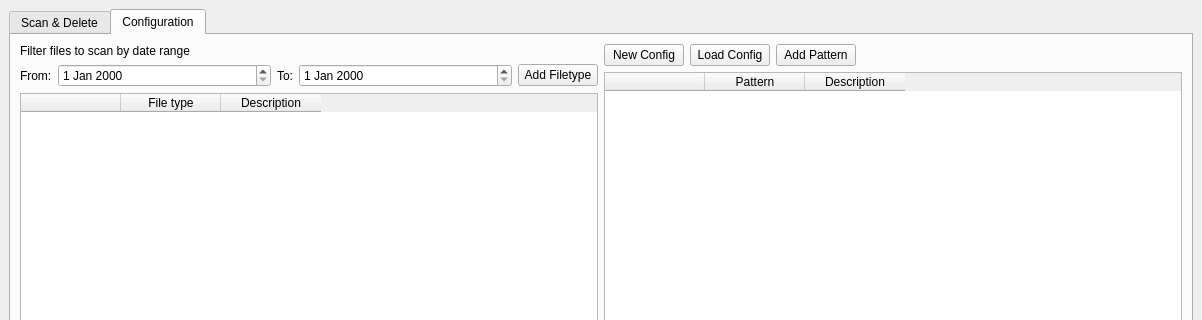
First picture: the form in src/mainwindow.ui, repository Olafseisler/sensitive-data-deleter, before the edit; both pictures show x 0 to 1202 and y 0 to 320 of the 1202 by 555 pixel window.
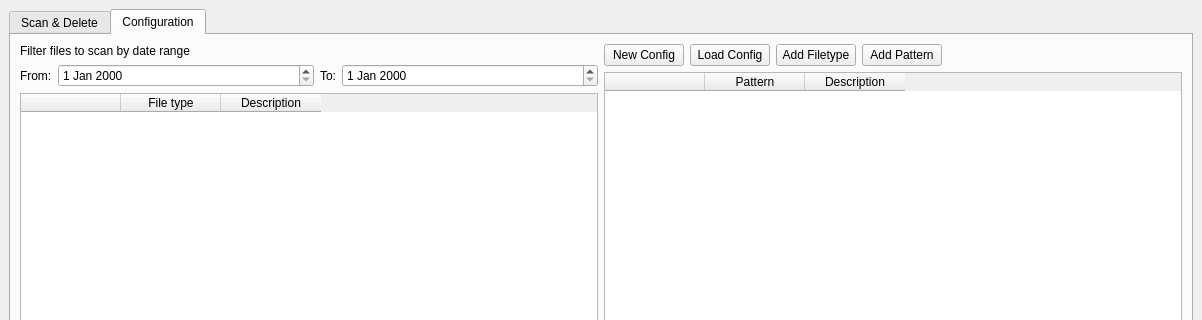
Second picture: the form after the edit.

Commit message: Fixed the scan problem reporting messages.

What changed in the file:
```diff
--- a/src/mainwindow.ui
+++ b/src/mainwindow.ui
@@ -373,6 +373,9 @@
          <layout class="QHBoxLayout" name="horizontalLayout_7">
           <item>
            <layout class="QVBoxLayout" name="verticalLayout_7">
+            <property name="sizeConstraint">
+             <enum>QLayout::SetMaximumSize</enum>
+            </property>
             <item>
              <widget class="QLabel" name="label_3">
               <property name="text">
@@ -386,7 +389,10 @@
                <enum>QLayout::SetDefaultConstraint</enum>
               </property>
               <item>
-               <layout class="QHBoxLayout" name="horizontalLayout_5">
+               <layout class="QHBoxLayout" name="horizontalLayout_5" stretch="0,0,0,0">
+                <property name="sizeConstraint">
+                 <enum>QLayout::SetMaximumSize</enum>
+                </property>
                 <item>
                  <widget class="QLabel" name="label">
                   <property name="text">
@@ -421,13 +427,6 @@
                   </property>
                  </widget>
                 </item>
-                <item>
-                 <widget class="QPushButton" name="addFiletypeButton">
-                  <property name="text">
-                   <string>Add Filetype</string>
-                  </property>
-                 </widget>
-                </item>
                </layout>
               </item>
               <item>
@@ -463,7 +462,10 @@
           <item>
            <layout class="QVBoxLayout" name="verticalLayout_8">
             <item>
-             <layout class="QHBoxLayout" name="horizontalLayout_6">
+             <layout class="QHBoxLayout" name="horizontalLayout_6" stretch="0,0,0,0,0">
+              <property name="sizeConstraint">
+               <enum>QLayout::SetMaximumSize</enum>
+              </property>
               <item>
                <widget class="QPushButton" name="pushButton">
                 <property name="text">
@@ -478,6 +480,16 @@
                 </property>
                </widget>
               </item>
+              <item>
+               <widget class="QPushButton" name="addFiletypeButton">
+                <property name="toolTip">
+                 <string>&lt;html&gt;&lt;head/&gt;&lt;body&gt;&lt;p&gt;Add new file type (extension) to current scan configuration&lt;/p&gt;&lt;/body&gt;&lt;/html&gt;</string>
+                </property>
+                <property name="text">
+                 <string>Add Filetype</string>
+                </property>
+               </widget>
+              </item>
               <item>
                <widget class="QPushButton" name="addPatternButton">
                 <property name="text">
```
Left out of the diff: 14 changed lines with no effect on the pictures. The commit also changes 1 other file.
